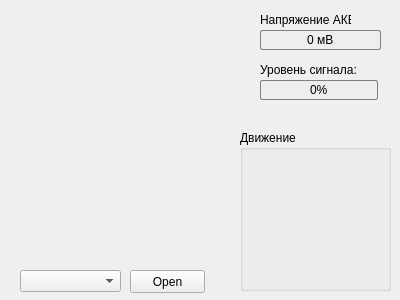
The window that dthard-gui/mainwindow.ui (Ursadon/Dithard) describes before a commit, drawn with Qt 5.
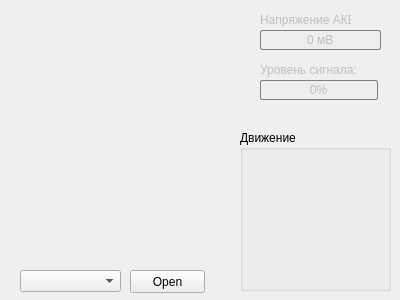
The same window after the commit. Icons and pictures are not drawn.

What changed in the file:
```diff
--- a/dthard-gui/mainwindow.ui
+++ b/dthard-gui/mainwindow.ui
@@ -13,6 +13,29 @@
     <height>300</height>
    </rect>
   </property>
+  <property name="sizePolicy">
+   <sizepolicy hsizetype="Maximum" vsizetype="Maximum">
+    <horstretch>0</horstretch>
+    <verstretch>0</verstretch>
+   </sizepolicy>
+  </property>
+  <property name="minimumSize">
+   <size>
+    <width>400</width>
+    <height>300</height>
+   </size>
+  </property>
+  <property name="maximumSize">
+   <size>
+    <width>400</width>
+    <height>300</height>
+   </size>
+  </property>
+  <property name="font">
+   <font>
+    <family>Segoe UI</family>
+   </font>
+  </property>
   <property name="windowTitle">
    <string>Dithard-GUI</string>
   </property>
@@ -25,6 +48,9 @@
   </property>
   <widget class="QWidget" name="centralWidget">
    <widget class="QProgressBar" name="battery_main">
+    <property name="enabled">
+     <bool>false</bool>
+    </property>
     <property name="geometry">
      <rect>
       <x>260</x>
@@ -182,7 +208,10 @@
      </layout>
     </widget>
    </widget>
-   <widget class="QLabel" name="label">
+   <widget class="QLabel" name="lbBattery_main">
+    <property name="enabled">
+     <bool>false</bool>
+    </property>
     <property name="geometry">
      <rect>
       <x>260</x>
@@ -195,7 +224,10 @@
      <string>Напряжение АКБ:</string>
     </property>
    </widget>
-   <widget class="QLabel" name="label_2">
+   <widget class="QLabel" name="lbSignal_Strenght">
+    <property name="enabled">
+     <bool>false</bool>
+    </property>
     <property name="geometry">
      <rect>
       <x>260</x>
@@ -209,6 +241,9 @@
     </property>
    </widget>
    <widget class="QProgressBar" name="signal_strenght">
+    <property name="enabled">
+     <bool>false</bool>
+    </property>
     <property name="geometry">
      <rect>
       <x>260</x>
```
